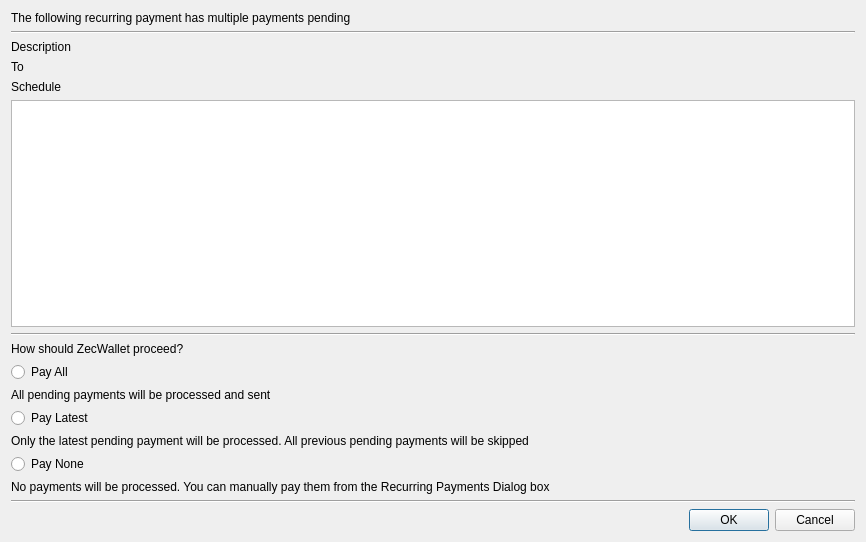
Before: the Qt Designer form src/recurringmultiple.ui in ZcashFoundation/zecwallet, drawn with Qt 5.
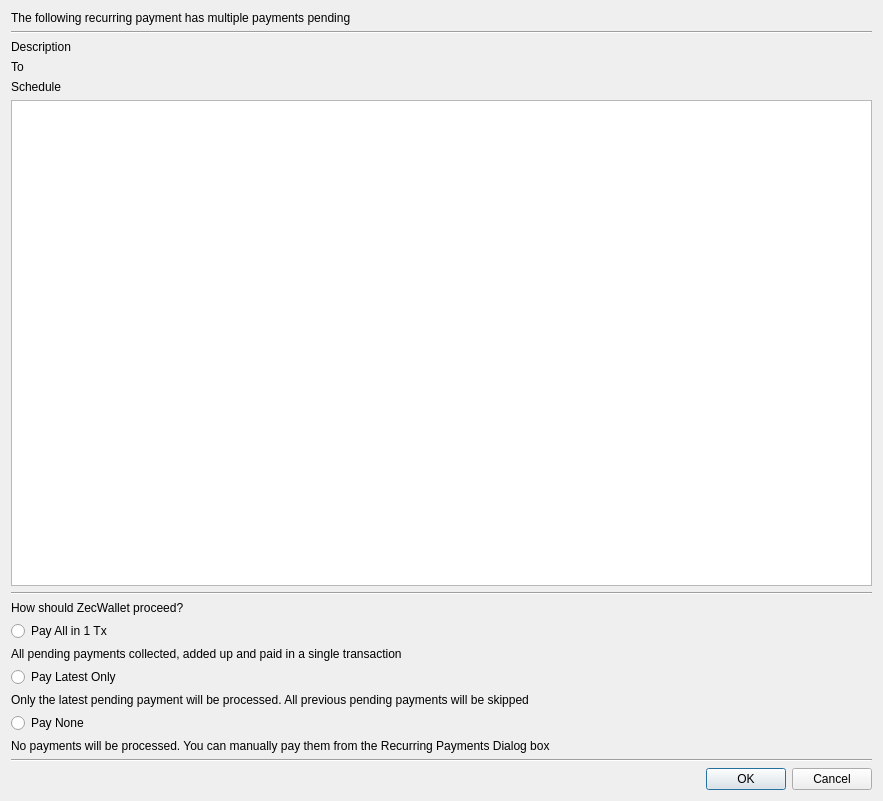
After: the same form once the commit is applied.

Commit message: Handle pay all

```diff
--- a/src/recurringmultiple.ui
+++ b/src/recurringmultiple.ui
@@ -6,8 +6,8 @@
    <rect>
     <x>0</x>
     <y>0</y>
-    <width>866</width>
-    <height>542</height>
+    <width>883</width>
+    <height>801</height>
    </rect>
   </property>
   <property name="windowTitle">
@@ -48,7 +48,7 @@
    <item row="9" column="0" colspan="2">
     <widget class="QRadioButton" name="rAll">
      <property name="text">
-      <string>Pay All</string>
+      <string>Pay All in 1 Tx</string>
      </property>
     </widget>
    </item>
@@ -65,7 +65,7 @@
    <item row="11" column="0" colspan="2">
     <widget class="QRadioButton" name="rLast">
      <property name="text">
-      <string>Pay Latest</string>
+      <string>Pay Latest Only</string>
      </property>
     </widget>
    </item>
@@ -93,7 +93,10 @@
    <item row="10" column="0" colspan="2">
     <widget class="QLabel" name="label_3">
      <property name="text">
-      <string>All pending payments will be processed and sent</string>
+      <string>All pending payments collected, added up and paid in a single transaction</string>
+     </property>
+     <property name="wordWrap">
+      <bool>true</bool>
      </property>
     </widget>
    </item>
```
The commit also changes 2 other files.
